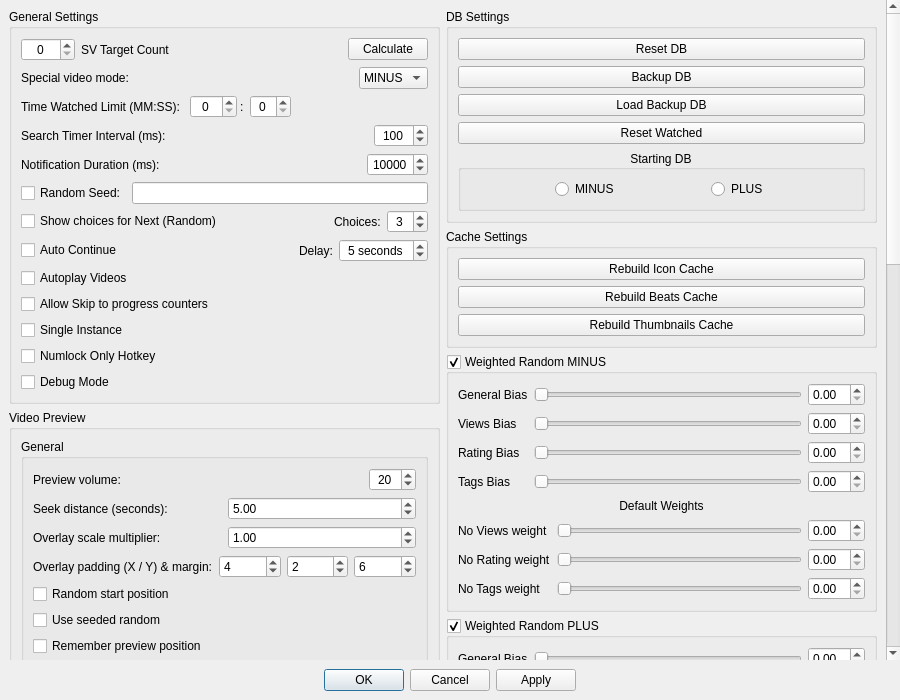
First picture: the form in MediaManager/src/QtClasses/UI/Form Files/SettingsDialog.ui, repository PaunescuAndrei/MediaManager, before the edit.
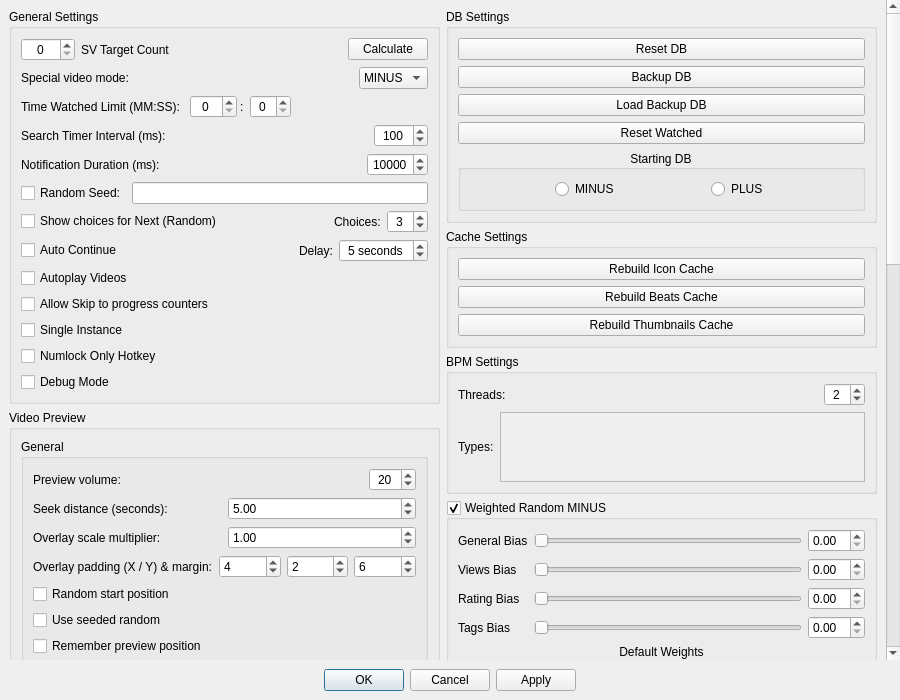
Second picture: the form after the edit. Custom widgets are drawn as their Qt base class.

Commit message: added settings options for bpm related stuff

The edit to the form file:
```diff
--- a/MediaManager/src/QtClasses/UI/Form Files/SettingsDialog.ui
+++ b/MediaManager/src/QtClasses/UI/Form Files/SettingsDialog.ui
@@ -53,9 +53,9 @@
       <property name="geometry">
        <rect>
         <x>0</x>
-        <y>0</y>
+        <y>-767</y>
         <width>886</width>
-        <height>1110</height>
+        <height>1687</height>
        </rect>
       </property>
       <layout class="QHBoxLayout" name="horizontalLayout_8">
@@ -1665,7 +1665,7 @@
        <item>
         <layout class="QHBoxLayout" name="MainLayout" stretch="0">
          <item>
-          <layout class="QVBoxLayout" name="RightLayout" stretch="0,0,0,0,0">
+          <layout class="QVBoxLayout" name="RightLayout" stretch="0,0,0,0,0,0">
            <item>
             <widget class="QGroupBox" name="DBgroupBox">
              <property name="sizePolicy">
@@ -1834,6 +1834,122 @@
              </layout>
             </widget>
            </item>
+           <item>
+            <widget class="QGroupBox" name="bpmGroupBox">
+             <property name="title">
+              <string>BPM Settings</string>
+             </property>
+             <layout class="QVBoxLayout" name="verticalLayout_bpm">
+              <item>
+               <layout class="QHBoxLayout" name="horizontalLayout_bpmThreads">
+                <item>
+                 <widget class="QLabel" name="bpmThreadsLabel">
+                  <property name="text">
+                   <string>Threads:</string>
+                  </property>
+                 </widget>
+                </item>
+                <item>
+                 <spacer name="horizontalSpacer_bpmThreads">
+                  <property name="orientation">
+                   <enum>Qt::Orientation::Horizontal</enum>
+                  </property>
+                  <property name="sizeHint" stdset="0">
+                   <size>
+                    <width>40</width>
+                    <height>20</height>
+                   </size>
+                  </property>
+                 </spacer>
+                </item>
+                <item>
+                 <widget class="QSpinBox" name="bpmThreadsSpinBox">
+                  <property name="focusPolicy">
+                   <enum>Qt::FocusPolicy::StrongFocus</enum>
+                  </property>
+                  <property name="alignment">
+                   <set>Qt::AlignmentFlag::AlignCenter</set>
+                  </property>
+                  <property name="minimum">
+                   <number>1</number>
+                  </property>
+                  <property name="maximum">
+                   <number>32</number>
+                  </property>
+                  <property name="value">
+                   <number>2</number>
+                  </property>
+                 </widget>
+                </item>
+               </layout>
+              </item>
+              <item>
+               <layout class="QHBoxLayout" name="horizontalLayout_bpmTypes">
+                <item>
+                 <widget class="QLabel" name="bpmTypesLabel">
+                  <property name="sizePolicy">
+                   <sizepolicy hsizetype="Preferred" vsizetype="Maximum">
+                    <horstretch>0</horstretch>
+                    <verstretch>0</verstretch>
+                   </sizepolicy>
+                  </property>
+                  <property name="text">
+                   <string>Types:</string>
+                  </property>
+                 </widget>
+                </item>
+                <item>
+                 <widget class="QScrollArea" name="bpmTypesScrollArea">
+                  <property name="sizePolicy">
+                   <sizepolicy hsizetype="Expanding" vsizetype="Maximum">
+                    <horstretch>0</horstretch>
+                    <verstretch>0</verstretch>
+                   </sizepolicy>
+                  </property>
+                  <property name="widgetResizable">
+                   <bool>true</bool>
+                  </property>
+                  <widget class="QWidget" name="scrollAreaWidgetContents_bpm">
+                   <property name="geometry">
+                    <rect>
+                     <x>0</x>
+                     <y>0</y>
+                     <width>361</width>
+                     <height>68</height>
+                    </rect>
+                   </property>
+                   <layout class="QHBoxLayout" name="horizontalLayout_bpmTypesContainer">
+                    <property name="leftMargin">
+                     <number>0</number>
+                    </property>
+                    <property name="topMargin">
+                     <number>0</number>
+                    </property>
+                    <property name="rightMargin">
+                     <number>0</number>
+                    </property>
+                    <property name="bottomMargin">
+                     <number>0</number>
+                    </property>
+                    <item>
+                     <widget class="QWidget" name="bpmTypesWidget" native="true">
+                      <property name="sizePolicy">
+                       <sizepolicy hsizetype="Preferred" vsizetype="Maximum">
+                        <horstretch>0</horstretch>
+                        <verstretch>0</verstretch>
+                       </sizepolicy>
+                      </property>
+                     </widget>
+                    </item>
+                   </layout>
+                  </widget>
+                 </widget>
+                </item>
+               </layout>
+              </item>
+             </layout>
+            </widget>
+           </item>
            <item>
             <widget class="QGroupBox" name="weightedRandMinusGroupBox">
              <property name="enabled">
```
Left out of the diff: 2 changed lines with no effect on the pictures. Lines whose indentation alone changed are shown as unchanged. The commit also changes 2 other files.
